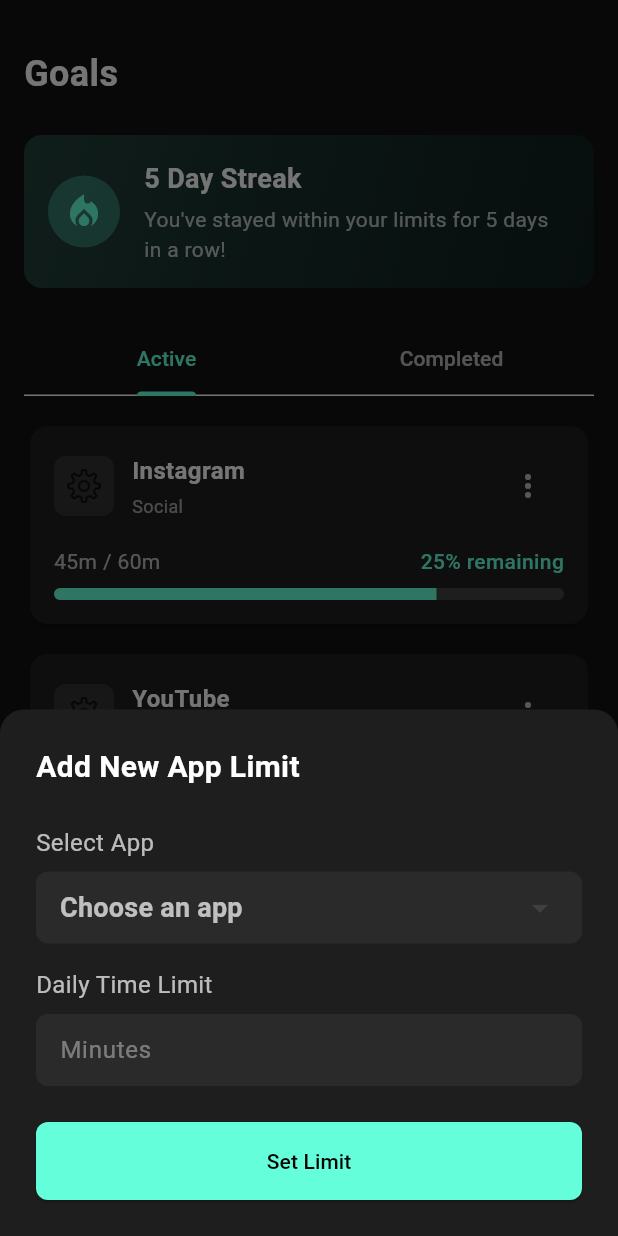
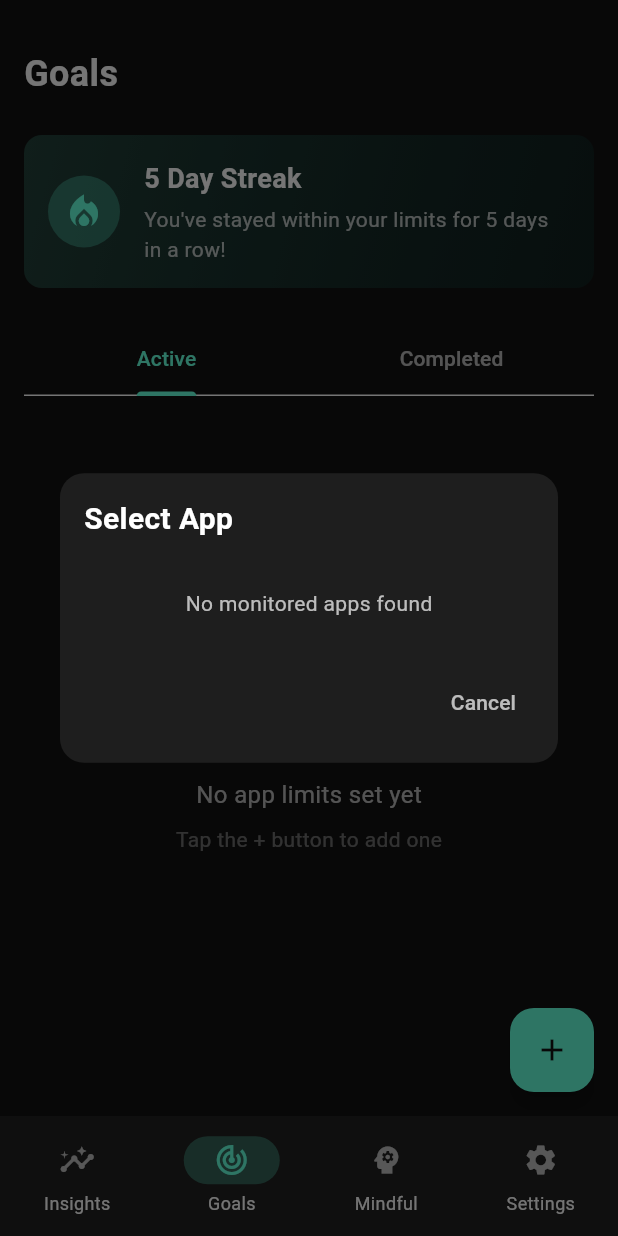
Before and after one commit to aoun-alex/Unhook, a Flutter app: the screen it shows after launch, item 2 of the bottom bar chosen, after a tap on the "add" icon, on a phone screen of 412 x 824 dp. Run offline on Flutter 3.47's test engine with Material 3 defaults, Android fonts, the phone set to English and light mode, and no system bars; our stand-ins replace fl_chart, flutter_riverpod; missing offline and left inert: android_package_manager, usage_stats.

Commit message:
Goal adding feature
Created the goal adding feature with a simple barebones storing system that will be changed soon

```diff
--- /dev/null
+++ b/lib/data/services/app_discovery_service.dart
@@ -0,0 +1,77 @@
+import 'package:flutter/services.dart';
+import 'package:android_package_manager/android_package_manager.dart';
+import '../../constants.dart';
+import 'dart:developer' as developer;
+
+class AppInfo {
+  final String packageName;
+  final String appName;
+  final Uint8List? appIcon;
+
+  AppInfo({
+    required this.packageName,
+    required this.appName,
+    this.appIcon,
+  });
+}
+
+class AppDiscoveryService {
+  final _packageManager = AndroidPackageManager();
+  Uint8List? _defaultIcon;
+
+  // Get default icon for fallback
+  Future<Uint8List> _getDefaultIcon() async {
+    if (_defaultIcon == null) {
+      final ByteData data = await rootBundle.load('assets/default-icon.png');
+      _defaultIcon = data.buffer.asUint8List();
+    }
+    return _defaultIcon!;
+  }
+
+  // Fetch icon for a package
+  Future<Uint8List> fetchIcon(String packageName) async {
+    try {
+      final icon = await _packageManager.getApplicationIcon(packageName: packageName);
+      return icon ?? await _getDefaultIcon();
+    } catch (_) {
+      return await _getDefaultIcon();
+    }
+  }
+
+  // Get all monitored apps that are installed on the device
+  Future<List<AppInfo>> getMonitoredInstalledApps() async {
+    List<AppInfo> monitoredApps = [];
+
+    try {
+      // Get all installed apps
+      final installedApps = await _packageManager.getInstalledApplications();
+
+      // For each installed app, check if it's in our monitored list
+      if (installedApps != null) {
+        for (var app in installedApps) {
+          final packageName = app.packageName;
+
+          // Check if this app is in our monitored list and package name is not null
+          if (packageName != null && appNameMap.containsKey(packageName)) {
+            final appName = appNameMap[packageName]!;
+            final appIcon = await fetchIcon(packageName);
+
+            monitoredApps.add(AppInfo(
+              packageName: packageName,
+              appName: appName,
+              appIcon: appIcon,
+            ));
+          }
+        }
+      }
+
+      // Sort apps by name
+      monitoredApps.sort((a, b) => a.appName.compareTo(b.appName));
+
+    } catch (e) {
+      developer.log('Error getting installed apps: $e');
+    }
+
+    return monitoredApps;
+  }
+}
--- /dev/null
+++ b/lib/presentation/dialogs/app_selection_dialog.dart
@@ -0,0 +1,108 @@
+import 'package:flutter/material.dart';
+import 'package:flutter_riverpod/flutter_riverpod.dart';
+import '../../data/services/app_discovery_service.dart';
+import '../../providers/app_discovery_provider.dart';
+
+class AppSelectionDialog extends ConsumerWidget {
+  const AppSelectionDialog({super.key});
+
+  @override
+  Widget build(BuildContext context, WidgetRef ref) {
+    final monitoredAppsAsync = ref.watch(monitoredAppsProvider);
+
+    return Dialog(
+      backgroundColor: const Color(0xFF1E1E1E),
+      shape: RoundedRectangleBorder(
+        borderRadius: BorderRadius.circular(16),
+      ),
+      child: Padding(
+        padding: const EdgeInsets.all(16.0),
+        child: Column(
+          mainAxisSize: MainAxisSize.min,
+          crossAxisAlignment: CrossAxisAlignment.start,
+          children: [
+            const Text(
+              'Select App',
+              style: TextStyle(
+                color: Colors.white,
+                fontSize: 20,
+                fontWeight: FontWeight.bold,
+              ),
+            ),
+            const SizedBox(height: 16),
+            monitoredAppsAsync.when(
+              data: (apps) {
+                if (apps.isEmpty) {
+                  return const Center(
+                    child: Padding(
+                      padding: EdgeInsets.all(16.0),
+                      child: Text(
+                        'No monitored apps found',
+                        style: TextStyle(color: Colors.white70),
+                      ),
+                    ),
+                  );
+                }
+
+                return Container(
+                  constraints: BoxConstraints(
+                    maxHeight: MediaQuery.of(context).size.height * 0.5,
+                  ),
+                  child: ListView.builder(
+                    shrinkWrap: true,
+                    itemCount: apps.length,
+                    itemBuilder: (context, index) {
+                      final app = apps[index];
+                      return ListTile(
+                        leading: app.appIcon != null
+                            ? Image.memory(app.appIcon!, width: 32, height: 32)
+                            : const Icon(Icons.app_shortcut, color: Colors.white70),
+                        title: Text(
+                          app.appName,
+                          style: const TextStyle(color: Colors.white),
+                        ),
+                        onTap: () {
+                          Navigator.of(context).pop(app);
+                        },
+                      );
+                    },
+                  ),
+                );
+              },
+              loading: () => const Center(
+                child: Padding(
+                  padding: EdgeInsets.all(32.0),
+                  child: CircularProgressIndicator(color: Colors.tealAccent),
+                ),
+              ),
+              error: (error, stack) => Center(
+                child: Padding(
+                  padding: const EdgeInsets.all(16.0),
+                  child: Text(
+                    'Error loading apps: $error',
+                    style: const TextStyle(color: Colors.redAccent),
+                  ),
+                ),
+              ),
+            ),
+            const SizedBox(height: 16),
+            Row(
+              mainAxisAlignment: MainAxisAlignment.end,
+              children: [
+                TextButton(
+                  onPressed: () {
+                    Navigator.of(context).pop();
+                  },
+                  child: const Text(
+                    'Cancel',
+                    style: TextStyle(color: Colors.white70),
+                  ),
+                ),
+              ],
+            ),
+          ],
+        ),
+      ),
+    );
+  }
+}
--- a/lib/presentation/screens/goals_screen.dart
+++ b/lib/presentation/screens/goals_screen.dart
@@ -2,7 +2,10 @@ import 'package:flutter/material.dart';
 import 'package:flutter_riverpod/flutter_riverpod.dart';
 import '../widgets/app_limit_card.dart';
 import '../widgets/streak_indicator.dart';
+import '../widgets/minutes_slider.dart';
 import '../../providers/goals_provider.dart';
+import '../dialogs/app_selection_dialog.dart';
+import '../../data/models/goal_limit.dart';
 
 class GoalsScreen extends ConsumerStatefulWidget {
   const GoalsScreen({super.key});
@@ -13,6 +16,17 @@ class GoalsScreen extends ConsumerStatefulWidget {
 
 class _GoalsScreenState extends ConsumerState<GoalsScreen> with SingleTickerProviderStateMixin {
   late TabController _tabController;
+  int _limitInMinutes = 60; // Default limit of 60 minutes (1 hour)
+  String _selectedCategory = 'Social'; // Default category
+
+  final List<String> _categories = [
+    'Social',
+    'Entertainment',
+    'Communication',
+    'Productivity',
+    'Gaming',
+    'Other'
+  ];
 
   @override
   void initState() {
@@ -28,12 +42,14 @@ class _GoalsScreenState extends ConsumerState<GoalsScreen> with SingleTickerProv
 
   @override
   Widget build(BuildContext context) {
+    final goals = ref.watch(activeGoalsProvider);
+
     return Scaffold(
       backgroundColor: const Color(0xFF121212),
       floatingActionButton: FloatingActionButton(
         onPressed: () {
-          // Show dialog to add new app limit
-          _showAddLimitDialog();
+          // Show app selection dialog
+          _showAppSelectionDialog();
         },
         backgroundColor: Colors.tealAccent,
         child: const Icon(Icons.add, color: Color(0xFF121212)),
@@ -77,7 +93,7 @@ class _GoalsScreenState extends ConsumerState<GoalsScreen> with SingleTickerProv
                 child: TabBarView(
                   controller: _tabController,
                   children: [
-                    _buildActiveLimitsTab(),
+                    _buildActiveLimitsTab(goals),
                     _buildCompletedTab(),
                   ],
                 ),
@@ -89,16 +105,34 @@ class _GoalsScreenState extends ConsumerState<GoalsScreen> with SingleTickerProv
     );
   }
 
-  Widget _buildActiveLimitsTab() {
-    final activeGoalsAsync = ref.watch(activeGoalsProvider);
-
-    return activeGoalsAsync.when(
-      data: (goals) {
+  Widget _buildActiveLimitsTab(List<GoalLimit> goals) {
     if (goals.isEmpty) {
-          return const Center(
-            child: Text(
-              'No active app limits set',
-              style: TextStyle(color: Colors.white70),
+      return Center(
+        child: Column(
+          mainAxisAlignment: MainAxisAlignment.center,
+          children: [
+            Icon(
+              Icons.app_shortcut_outlined,
+              size: 64,
+              color: Colors.tealAccent.withAlpha(128),
+            ),
+            const SizedBox(height: 16),
+            const Text(
+              'No app limits set yet',
+              style: TextStyle(
+                color: Colors.white70,
+                fontSize: 16,
+              ),
+            ),
+            const SizedBox(height: 8),
+            const Text(
+              'Tap the + button to add one',
+              style: TextStyle(
+                color: Colors.white38,
+                fontSize: 14,
+              ),
+            ),
+          ],
         ),
       );
     }
@@ -120,17 +154,6 @@ class _GoalsScreenState extends ConsumerState<GoalsScreen> with SingleTickerProv
           ),
         );
       },
-        );
-      },
-      loading: () => const Center(
-        child: CircularProgressIndicator(color: Colors.tealAccent),
-      ),
-      error: (error, stackTrace) => Center(
-        child: Text(
-          'Error loading goals: $error',
-          style: const TextStyle(color: Colors.white70),
-        ),
-      ),
     );
   }
 
@@ -157,31 +180,107 @@ class _GoalsScreenState extends ConsumerState<GoalsScreen> with SingleTickerProv
     );
   }
 
-  void _showAddLimitDialog() {
+  // Show app selection dialog
+  void _showAppSelectionDialog() async {
+    final selectedApp = await showDialog(
+      context: context,
+      builder: (context) => const AppSelectionDialog(),
+    );
+
+    if (selectedApp != null) {
+      // User selected an app, now show the limit setting dialog
+      if (mounted) {
+        _showTimeLimitDialog(selectedApp);
+      }
+    }
+  }
+
+  // Show time limit dialog after app selection
+  void _showTimeLimitDialog(selectedApp) {
     showModalBottomSheet(
       context: context,
+      isScrollControlled: true, // This allows the sheet to take more space
       backgroundColor: const Color(0xFF1E1E1E),
       shape: const RoundedRectangleBorder(
         borderRadius: BorderRadius.vertical(top: Radius.circular(16)),
       ),
       builder: (context) {
+        return StatefulBuilder(
+          builder: (context, setState) {
             return Padding(
-          padding: const EdgeInsets.all(24.0),
+              padding: EdgeInsets.only(
+                left: 24.0,
+                right: 24.0,
+                top: 24.0,
+                bottom: MediaQuery.of(context).viewInsets.bottom + 24.0,
+              ),
+              child: SingleChildScrollView(
                 child: Column(
                   crossAxisAlignment: CrossAxisAlignment.start,
                   mainAxisSize: MainAxisSize.min,
                   children: [
-              const Text(
-                'Add New App Limit',
-                style: TextStyle(
+                    Row(
+                      children: [
+                        if (selectedApp.appIcon != null)
+                          Padding(
+                            padding: const EdgeInsets.only(right: 12),
+                            child: Image.memory(selectedApp.appIcon!, width: 32, height: 32),
+                          ),
+                        Expanded(
+                          child: Text(
+                            'Set limit for ${selectedApp.appName}',
+                            style: const TextStyle(
                               color: Colors.white,
                               fontSize: 20,
                               fontWeight: FontWeight.bold,
                             ),
                           ),
+                        ),
+                      ],
+                    ),
                     const SizedBox(height: 24),
+                    Row(
+                      mainAxisAlignment: MainAxisAlignment.spaceBetween,
+                      children: [
                         const Text(
-                'Select App',
+                          'Daily Time Limit',
+                          style: TextStyle(
+                            color: Colors.white70,
+                            fontSize: 16,
+                          ),
+                        ),
+                        Container(
+                          padding: const EdgeInsets.symmetric(horizontal: 12, vertical: 4),
+                          decoration: BoxDecoration(
+                            color: Colors.tealAccent.withAlpha(38),
+                            borderRadius: BorderRadius.circular(16),
+                          ),
+                          child: Text(
+                            '$_limitInMinutes min',
+                            style: const TextStyle(
+                              color: Colors.tealAccent,
+                              fontWeight: FontWeight.bold,
+                              fontSize: 16,
+                            ),
+                          ),
+                        ),
+                      ],
+                    ),
+                    const SizedBox(height: 16),
+                    SizedBox(
+                      height: 180, // Slightly reduced height
+                      child: MinutesSlider(
+                        initialValue: _limitInMinutes,
+                        onChanged: (value) {
+                          setState(() {
+                            _limitInMinutes = value;
+                          });
+                        },
+                      ),
+                    ),
+                    const SizedBox(height: 16),
+                    const Text(
+                      'Category',
                       style: TextStyle(
                         color: Colors.white70,
                         fontSize: 16,
@@ -197,49 +296,36 @@ class _GoalsScreenState extends ConsumerState<GoalsScreen> with SingleTickerProv
                       child: DropdownButtonHideUnderline(
                         child: DropdownButton<String>(
                           isExpanded: true,
-                    hint: const Text('Choose an app', style: TextStyle(color: Colors.white70)),
+                          value: _selectedCategory,
                           dropdownColor: const Color(0xFF2A2A2A),
-                    items: const [], //TODO: Add app list
-                    onChanged: null,
+                          style: const TextStyle(color: Colors.white),
+                          items: _categories.map((category) {
+                            return DropdownMenuItem<String>(
+                              value: category,
+                              child: Text(category),
+                            );
+                          }).toList(),
+                          onChanged: (value) {
+                            setState(() {
+                              _selectedCategory = value!;
+                            });
+                          },
                         ),
                       ),
-              ),
-              const SizedBox(height: 16),
-              const Text(
-                'Daily Time Limit',
-                style: TextStyle(
-                  color: Colors.white70,
-                  fontSize: 16,
-                ),
-              ),
-              const SizedBox(height: 8),
-              Row(
-                children: [
-                  Expanded(
-                    child: Container(
-                      padding: const EdgeInsets.symmetric(horizontal: 16),
-                      decoration: BoxDecoration(
-                        color: const Color(0xFF2A2A2A),
-                        borderRadius: BorderRadius.circular(8),
-                      ),
-                      child: const TextField(
-                        keyboardType: TextInputType.number,
-                        style: TextStyle(color: Colors.white),
-                        decoration: InputDecoration(
-                          border: InputBorder.none,
-                          hintText: 'Minutes',
-                          hintStyle: TextStyle(color: Colors.white38),
-                        ),
-                      ),
-                    ),
-                  ),
-                ],
                     ),
                     const SizedBox(height: 24),
                     SizedBox(
                       width: double.infinity,
                       child: ElevatedButton(
                         onPressed: () {
+                          // Save the new goal
+                          ref.read(activeGoalsProvider.notifier).addGoal(
+                            appName: selectedApp.appName,
+                            packageName: selectedApp.packageName,
+                            appIcon: selectedApp.appIcon,
+                            limitInMinutes: _limitInMinutes,
+                            category: _selectedCategory,
+                          );
                           Navigator.pop(context);
                         },
                         style: ElevatedButton.styleFrom(
@@ -255,6 +341,9 @@ class _GoalsScreenState extends ConsumerState<GoalsScreen> with SingleTickerProv
                     ),
                   ],
                 ),
+              ),
+            );
+          },
         );
       },
     );
--- /dev/null
+++ b/lib/providers/app_discovery_provider.dart
@@ -0,0 +1,11 @@
+import 'package:flutter_riverpod/flutter_riverpod.dart';
+import '../data/services/app_discovery_service.dart';
+
+final appDiscoveryServiceProvider = Provider<AppDiscoveryService>((ref) {
+  return AppDiscoveryService();
+});
+
+final monitoredAppsProvider = FutureProvider<List<AppInfo>>((ref) async {
+  final discoveryService = ref.read(appDiscoveryServiceProvider);
+  return await discoveryService.getMonitoredInstalledApps();
+});
--- a/lib/providers/goals_provider.dart
+++ b/lib/providers/goals_provider.dart
@@ -1,102 +1,46 @@
+import 'dart:typed_data';
 import 'package:flutter_riverpod/flutter_riverpod.dart';
-import 'package:android_package_manager/android_package_manager.dart';
-import 'package:flutter/services.dart';
 import '../data/models/goal_limit.dart';
+import '../data/services/goal_service.dart';
 
-final goalsServiceProvider = Provider<GoalsService>((ref) => GoalsService());
+final goalServiceProvider = Provider<GoalService>((ref) {
+  return GoalService();
+});
 
-class GoalsService {
-  final _packageManager = AndroidPackageManager();
-  Uint8List? _defaultIcon;
+// Provider for active goals
+final activeGoalsProvider = StateNotifierProvider<GoalsNotifier, List<GoalLimit>>((ref) {
+  final goalService = ref.read(goalServiceProvider);
+  return GoalsNotifier(goalService);
+});
 
-  // Method to get default icon
-  Future<Uint8List> _getDefaultIcon() async {
-    if (_defaultIcon == null) {
-      final ByteData data = await rootBundle.load('assets/default-icon.png');
-      _defaultIcon = data.buffer.asUint8List();
-    }
-    return _defaultIcon!;
+class GoalsNotifier extends StateNotifier<List<GoalLimit>> {
+  final GoalService _goalService;
+
+  GoalsNotifier(this._goalService) : super(_goalService.getActiveGoals());
+
+  void refreshGoals() {
+    state = _goalService.getActiveGoals();
   }
 
-  // Fetch app icon
-  Future<Uint8List> fetchIcon(String packageName) async {
-    try {
-      final icon = await _packageManager.getApplicationIcon(packageName: packageName);
-      return icon ?? await _getDefaultIcon();
-    } catch (_) {
-      return await _getDefaultIcon();
-    }
+  void addGoal({
+    required String appName,
+    required String packageName,
+    required Uint8List? appIcon,
+    required int limitInMinutes,
+    required String category,
+  }) {
+    _goalService.addGoal(
+      appName: appName,
+      packageName: packageName,
+      appIcon: appIcon,
+      limitInMinutes: limitInMinutes,
+      category: category,
+    );
+    refreshGoals();
   }
 
-  // Mock data for now, in a real app this would come from a database
-  Future<List<GoalLimit>> getActiveGoals() async {
-    // Get app icons from the package manager
-    final iconMap = await _fetchAppIcons();
-
-    // Return mock data with real icons
-    return [
-      GoalLimit(
-        appName: 'Instagram',
-        packageName: 'com.instagram.android',
-        appIcon: iconMap['com.instagram.android'],
-        currentUsage: 45,
-        limitInMinutes: 60,
-        category: 'Social',
-      ),
-      GoalLimit(
-        appName: 'YouTube',
-        packageName: 'com.google.android.youtube',
-        appIcon: iconMap['com.google.android.youtube'],
-        currentUsage: 85,
-        limitInMinutes: 90,
-        category: 'Entertainment',
-      ),
-      GoalLimit(
-        appName: 'X',
-        packageName: 'com.twitter.android',
-        appIcon: iconMap['com.twitter.android'],
-        currentUsage: 30,
-        limitInMinutes: 30,
-        category: 'Social',
-        isLimitReached: true,
-      ),
-      GoalLimit(
-        appName: 'TikTok',
-        packageName: 'com.zhiliaoapp.musically',
-        appIcon: iconMap['com.zhiliaoapp.musically'],
-        currentUsage: 15,
-        limitInMinutes: 45,
-        category: 'Entertainment',
-      ),
-    ];
-  }
-
-  Future<Map<String, Uint8List?>> _fetchAppIcons() async {
-    Map<String, Uint8List?> iconMap = {};
-
-    // List of package names to fetch icons for
-    List<String> packageNames = [
-      'com.instagram.android',
-      'com.google.android.youtube',
-      'com.twitter.android',
-      'com.zhiliaoapp.musically',
-    ];
-
-    // Fetch icons for each package
-    for (String packageName in packageNames) {
-      try {
-        iconMap[packageName] = await fetchIcon(packageName);
-      } catch (e) {
-        // Handle the error, maybe set a default icon
-        iconMap[packageName] = null;
-      }
-    }
-
-    return iconMap;
+  void removeGoal(String packageName) {
+    _goalService.removeGoal(packageName);
+    refreshGoals();
   }
 }
-
-final activeGoalsProvider = FutureProvider<List<GoalLimit>>((ref) async {
-  final goalsService = ref.read(goalsServiceProvider);
-  return await goalsService.getActiveGoals();
-});
```
Also changed, not shown: lib/data/services/goal_service.dart (added, +51 -0 lines), lib/presentation/widgets/minutes_slider.dart (added, +152 -0 lines). Lines whose indentation alone changed are shown as unchanged.
